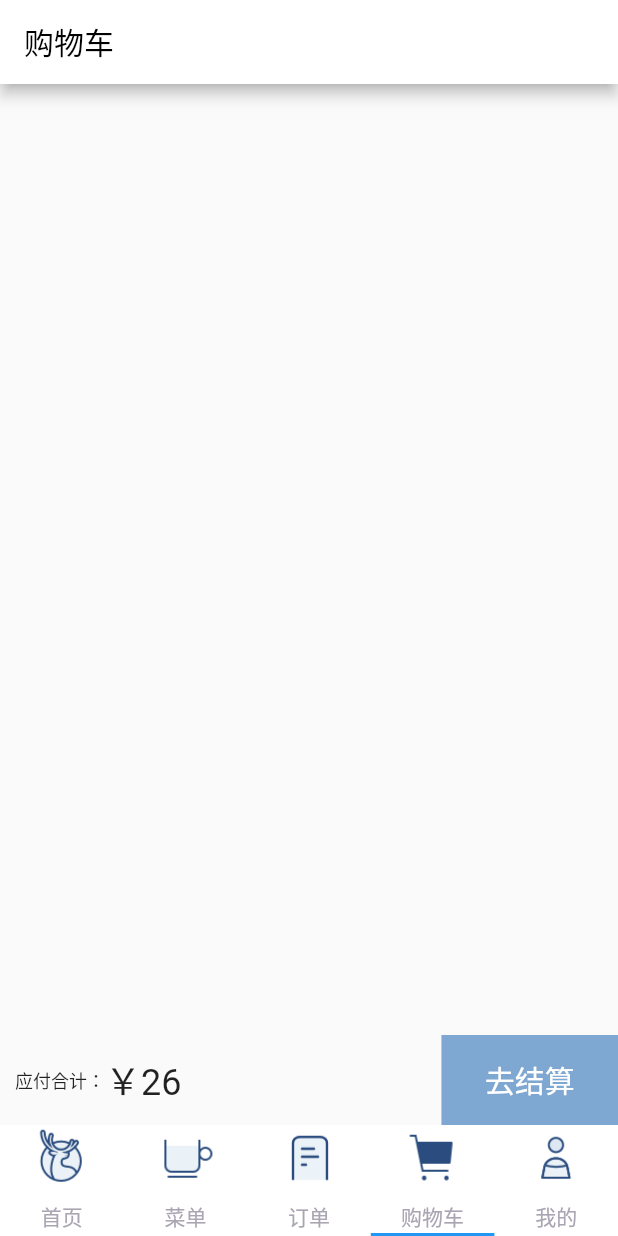
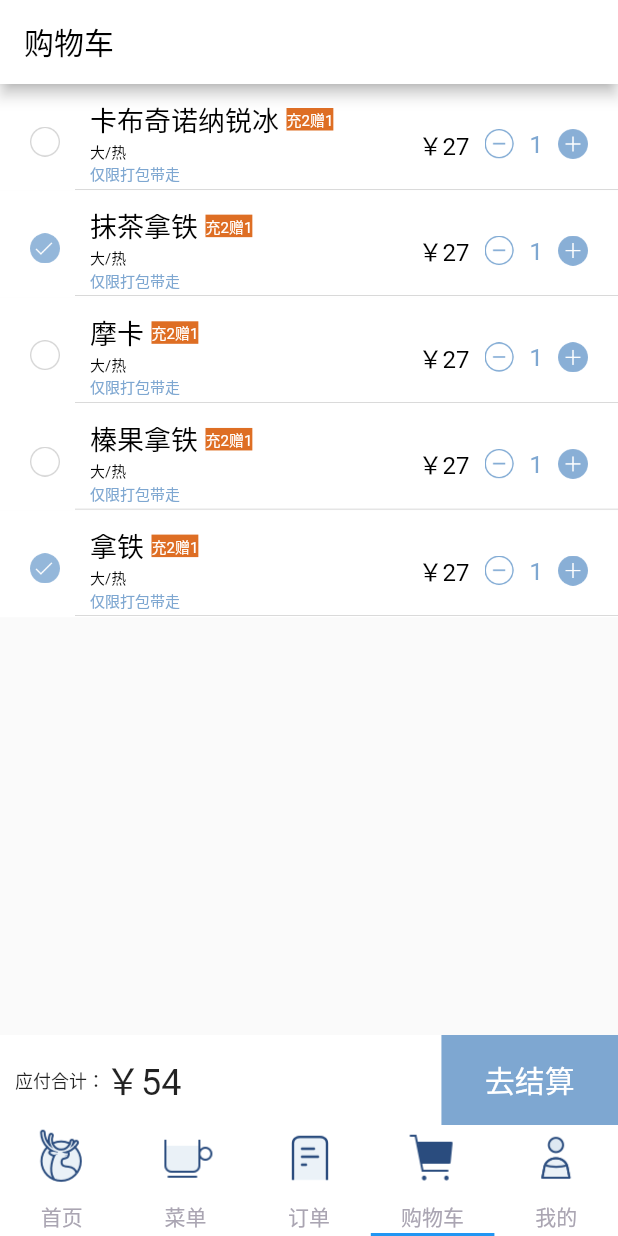
Before and after one commit to wuxiaowei888765/flutter_coffee, a Flutter app: the screen it shows after launch, item 4 of the bottom bar chosen, on a phone screen of 412 x 824 dp. Run offline on Flutter 3.47's test engine with Material 2 defaults, Android fonts, the phone set to English and light mode, and no system bars.

Commit message:
优化购物车

```diff
--- a/lib/pages/ShoppingCart.dart
+++ b/lib/pages/ShoppingCart.dart
@@ -5,20 +5,28 @@ class ShoppingCart extends StatefulWidget {
   _ShoppingCartState createState() => _ShoppingCartState();
 }
 
+var cofferTitle = ['卡布奇诺纳锐冰', '抹茶拿铁', '摩卡', '榛果拿铁', '拿铁'];
+
 class _ShoppingCartState extends State<ShoppingCart> {
   @override
   Widget build(BuildContext context) {
     return new Scaffold(
       appBar: new AppBar(
         backgroundColor: Color(0xffffffff),
+        brightness: Brightness.light,
         title: new Text('购物车', style: new TextStyle(color: Color(0xff000000))),
       ),
       body: Stack(
         children: <Widget>[
+          new ListView.builder(
+              itemCount: cofferTitle.length,
+              itemBuilder: (BuildContext context, int position) {
+                return getItem(position);
+              }),
           new Align(
             alignment: FractionalOffset.bottomCenter,
             child: new Container(
-              height: 60,
+              color: Color(0xffffffff),
               child: new Row(
                 children: <Widget>[
                   new Expanded(
@@ -35,7 +43,7 @@ class _ShoppingCartState extends State<ShoppingCart> {
                             ),
                           ),
                           new Text(
-                            "￥26",
+                            "￥54",
                             style: new TextStyle(fontSize: 24),
                           )
                         ],
@@ -48,11 +56,12 @@ class _ShoppingCartState extends State<ShoppingCart> {
                       color: Color(0xff7EA7D1),
                       height: 60,
                       child: new Align(
-                          alignment: FractionalOffset.center,
-                          child: new Text(
-                            "去结算",
-                            style: new TextStyle(fontSize: 20,color: Color(0xffffffff)),
-                          ),
+                        alignment: FractionalOffset.center,
+                        child: new Text(
+                          "去结算",
+                          style: new TextStyle(
+                              fontSize: 20, color: Color(0xffffffff)),
+                        ),
                       ),
                     ),
                   ),
@@ -64,4 +73,128 @@ class _ShoppingCartState extends State<ShoppingCart> {
       ),
     );
   }
+
+  ///ListView的item
+  Container getItem(int position) {
+    return new Container(
+      color: Color(0xffffffff),
+      padding: const EdgeInsets.fromLTRB(0, 10, 0, 1),
+      child: Column(
+        mainAxisSize: MainAxisSize.min,
+        children: <Widget>[
+          new Stack(
+            children: <Widget>[
+              new Row(
+                children: <Widget>[
+                  new Container(
+                    margin: const EdgeInsets.fromLTRB(20, 0, 0, 0),
+                    child: new Align(
+                      child: new Image.asset(
+                        position%3==1?'images/icon_cb_pre.png':'images/icon_cb_nor.png',
+                        width: 20,
+                        height: 20,
+                      ),
+                    ),
+                  ),
+                  new Container(
+                    margin: const EdgeInsets.fromLTRB(20, 0, 0, 0),
+                    child: new Column(
+                      crossAxisAlignment: CrossAxisAlignment.start,
+                      children: <Widget>[
+                        new Row(
+                          children: <Widget>[
+                            new Text(
+                              cofferTitle[position],
+                              style: new TextStyle(
+                                  fontSize: 18, color: Color(0xff000000)),
+                            ),
+                            new Container(
+                              alignment: Alignment.center,
+                              margin: const EdgeInsets.fromLTRB(5, 0, 0, 0),
+                              color: Color(0xffDE6E24),
+                              child: new Text("充2赠1",
+                                  style: new TextStyle(
+                                      fontSize: 10, color: Color(0xffffffff))),
+                            )
+                          ],
+                        ),
+                        new Text(
+                          "大/热",
+                          style: new TextStyle(
+                              fontSize: 10, color: Color(0xff000000)),
+                        ),
+                        new Text(
+                          "仅限打包带走",
+                          style: new TextStyle(
+                              fontSize: 10, color: Color(0xff7EA7D1)),
+                        )
+                      ],
+                    ),
+                  ),
+                ],
+              ),
+              new Align(
+                child: new Container(
+                  height: 60,
+                  alignment: FractionalOffset.centerRight,
+                  margin: const EdgeInsets.fromLTRB(0, 0, 20, 0),
+                  child: Row(
+                    mainAxisSize: MainAxisSize.min,
+                    crossAxisAlignment: CrossAxisAlignment.center,
+                    children: <Widget>[
+                      new Container(
+                        margin: const EdgeInsets.fromLTRB(0, 0, 10, 0),
+                        child: new Text("￥27",
+                            style: new TextStyle(
+                                fontSize: 16, color: Color(0xff000000))),
+                      ),
+                      new Align(
+                        child: new Container(
+                          child: new Row(
+                            mainAxisAlignment: MainAxisAlignment.spaceEvenly,
+                            mainAxisSize: MainAxisSize.max,
+                            crossAxisAlignment: CrossAxisAlignment.end,
+                            children: <Widget>[
+                              new Container(
+                                margin: const EdgeInsets.fromLTRB(0, 0, 10, 0),
+                                child: new Image.asset(
+                                    'images/coffeecool_sub_icon.png',
+                                    width: 20,
+                                    height: 20),
+                              ),
+                              new Text("1",
+                                  style: new TextStyle(
+                                      fontSize: 16, color: Color(0xff7EA7D1))),
+                              new Container(
+                                margin: const EdgeInsets.fromLTRB(10, 0, 0, 0),
+                                child: new Image.asset(
+                                  'images/coffeecool_add_icon.png',
+                                  width: 20,
+                                  height: 20,
+                                ),
+                              )
+                            ],
+                          ),
+                        ),
+                      )
+                    ],
+                  ),
+                ),
+              )
+            ],
+          ),
+          new Offstage(
+            offstage: false,
+            child: new Container(
+              margin: const EdgeInsets.fromLTRB(50, 0, 0, 0),
+              child: new Align(
+                alignment: FractionalOffset.bottomCenter,
+                child: new Container(color: Color(0xff000000),height: 0.1),
+              ),
+            ),
+          ),
+        ],
+      ),
+    );
+  }
 }
--- a/pubspec.yaml
+++ b/pubspec.yaml
@@ -54,6 +54,11 @@ flutter:
    - images/icon_more.png
    - images/more_arrow2.png
    - images/help_feedback.png
+   - images/icon_cb_nor.png
+   - images/icon_cb_pre.png
+   - images/icon_commodity_marketing.png
+   - images/coffeecool_add_icon.png
+   - images/coffeecool_sub_icon.png
   # To add assets to your application, add an assets section, like this:
   # An image asset can refer to one or more resolution-specific "variants", see
   # https://flutter.io/assets-and-images/#resolution-aware.
```
Also changed, not shown: Simulator Screen Shot - iPhone XS Max - 2019-01-18 at 10.03.26.png (deleted), images/coffeecool_add_icon.png (added), images/coffeecool_sub_icon.png (added), images/icon_cb_nor.png (added), images/icon_cb_pre.png (added), images/icon_commodity_marketing.png (added), 3 other files.
